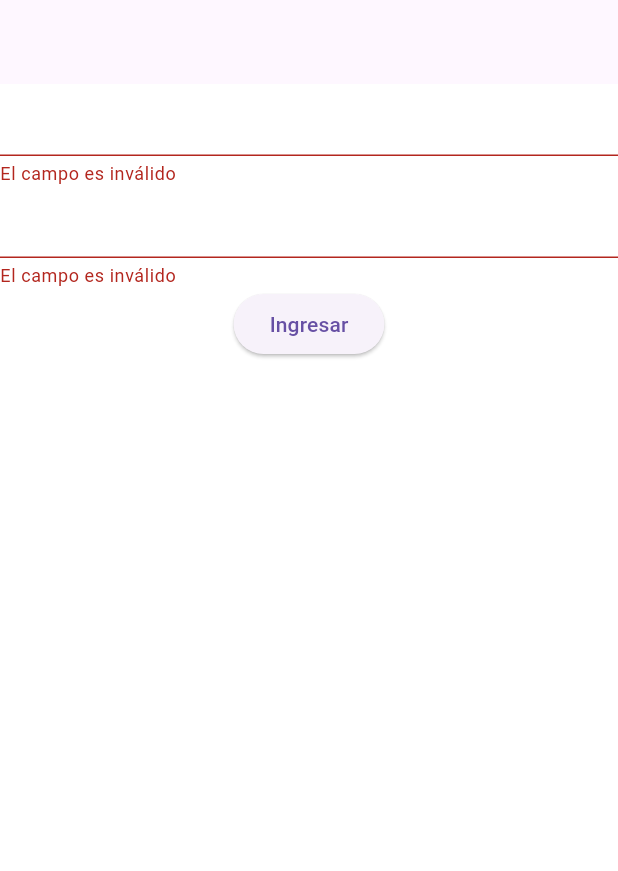
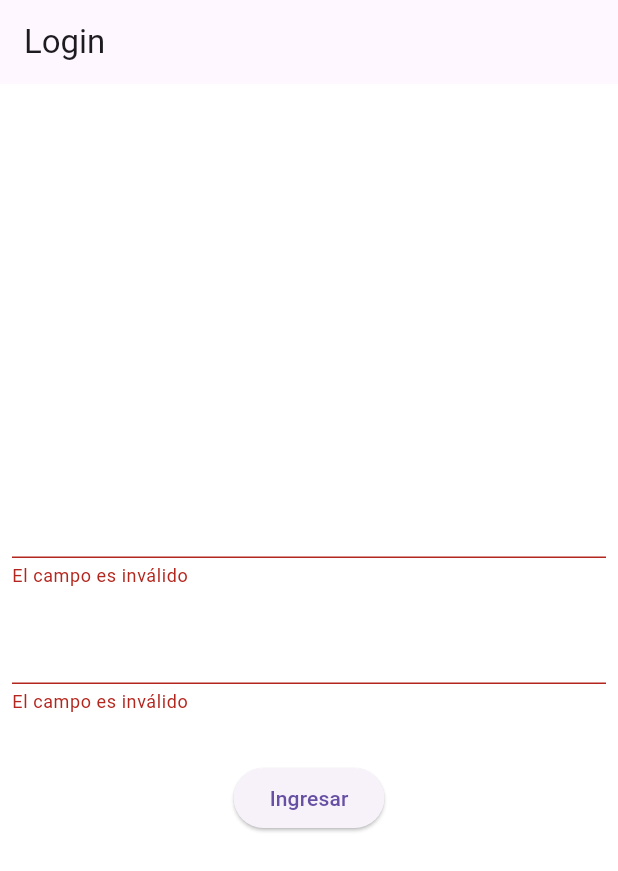
Before and after one commit to danielmsc/challenge-fudo, a Flutter app: the screen it shows after launch, after a tap on "Ingresar", on a phone screen of 412 x 824 dp. Shown: the top 871 px of the screen. Run offline on Flutter 3.47's test engine with Material 3 defaults, Android fonts, the phone set to English and light mode, and no system bars; our stand-ins replace dartz, dio, fluttertoast, get, internet_connection_checker, pretty_dio_logger and 1 more; network calls fail.

Commit message:
Ajustes visuales login

```diff
--- a/challenge_fudo/lib/login/presentation/pages/login_page.dart
+++ b/challenge_fudo/lib/login/presentation/pages/login_page.dart
@@ -9,7 +9,7 @@ class LoginPage extends GetView<LoginController> {
   Widget build(BuildContext context) {
     return Scaffold(
       backgroundColor: Colors.white,
-      appBar: AppBar(),
+      appBar: AppBar(title: const Text('Login')),
       body: _Content(controller: controller),
     );
   }
@@ -22,18 +22,24 @@ class _Content extends StatelessWidget {
 
   @override
   Widget build(BuildContext context) {
-    return Form(
+    return Padding(
+      padding: const EdgeInsets.all(8.0),
+      child: Form(
         key: controller.formKey,
         child: Column(
+          mainAxisAlignment: MainAxisAlignment.center,
           children: [
             TextFormField(
               controller: controller.userTextController,
               validator: (value) => controller.validateUser(value),
             ),
-          TextFormField(
+            Padding(
+              padding: const EdgeInsets.only(top: 16.0, bottom: 32.0),
+              child: TextFormField(
                 obscureText: true,
                 controller: controller.passTextController,
                 validator: (value) => controller.validatePassword(value),
+              ),
             ),
             ElevatedButton(
               onPressed: () async {
@@ -45,6 +51,7 @@ class _Content extends StatelessWidget {
             ),
           ],
         ),
+      ),
     );
   }
 }
--- a/challenge_fudo/lib/posts/presentation/controllers/posts_controller.dart
+++ b/challenge_fudo/lib/posts/presentation/controllers/posts_controller.dart
@@ -1,3 +1,4 @@
+import 'package:challenge_fudo/core/presentation/pages/routes.dart';
 import 'package:challenge_fudo/posts/domain/entities/post.dart';
 import 'package:challenge_fudo/posts/domain/entities/user.dart';
 import 'package:challenge_fudo/posts/domain/use_cases/get_posts.dart';
@@ -55,4 +56,7 @@ class PostsController extends GetxController with StateMixin {
       }
     }
   }
+
+  Future<void> goToCreatePostPage() async =>
+      await Get.toNamed(Routes.createPostPage);
 }
--- a/challenge_fudo/lib/posts/presentation/pages/posts_page.dart
+++ b/challenge_fudo/lib/posts/presentation/pages/posts_page.dart
@@ -17,7 +17,7 @@ class PostsPage extends GetView<PostsController> {
       ),
       floatingActionButton: FloatingActionButton(
         child: const Icon(Icons.add),
-        onPressed: () => print('fab'),
+        onPressed: () async => await controller.goToCreatePostPage(),
       ),
     );
   }
```
Lines whose indentation alone changed are shown as unchanged.
